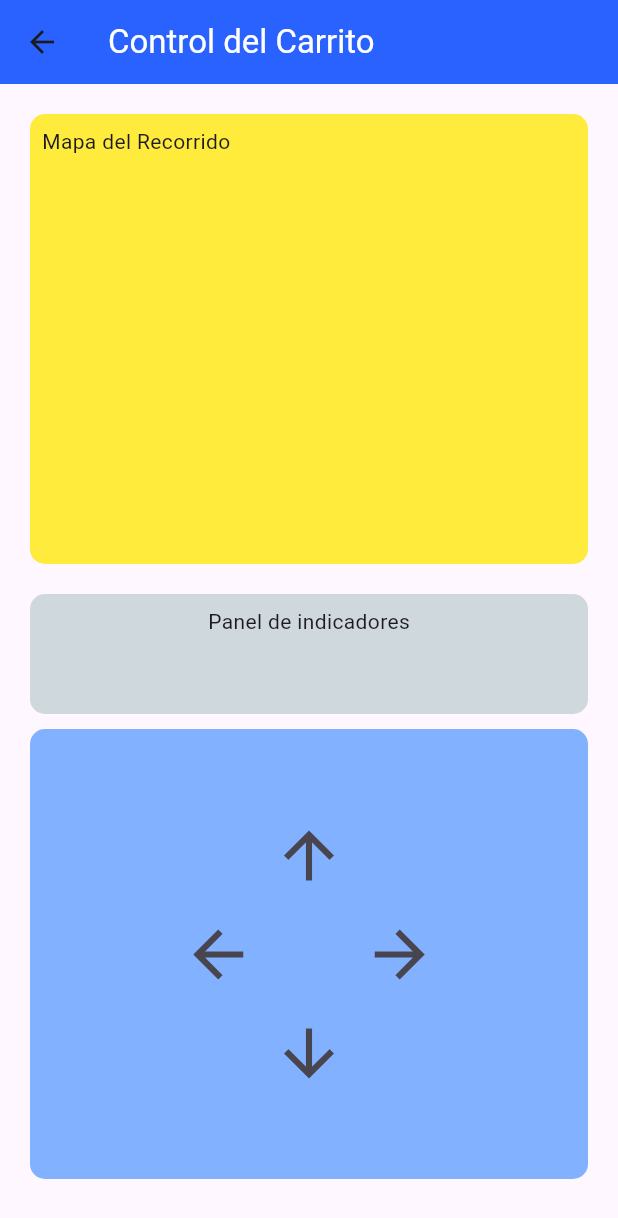
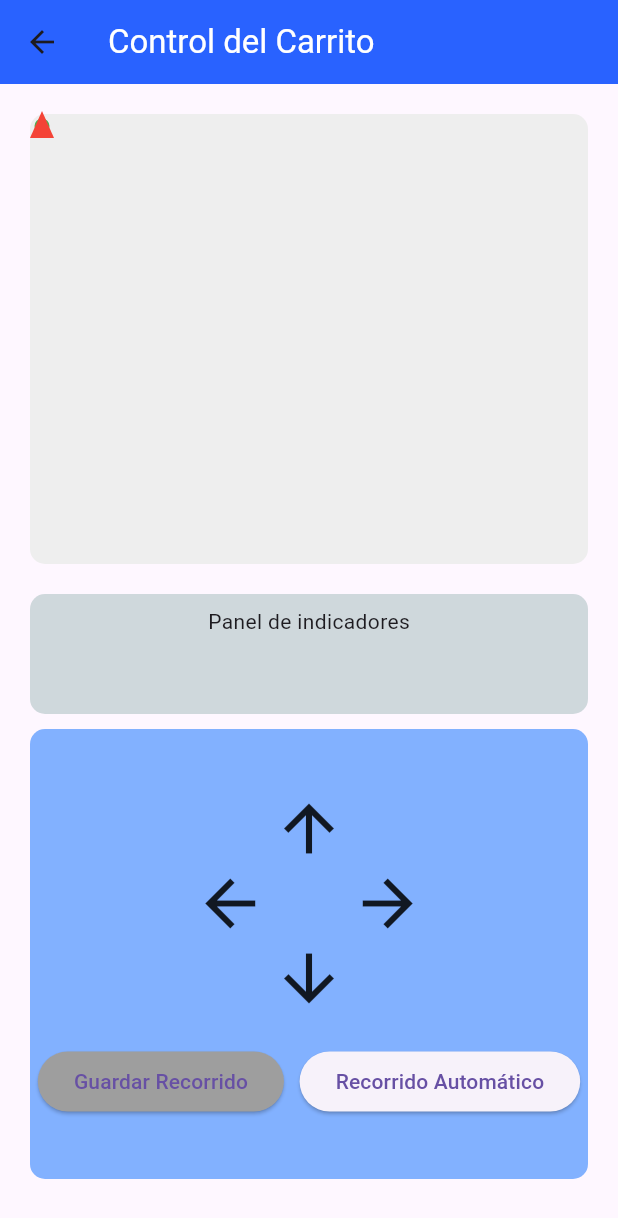
Before and after one commit to moises664/Tanari-App, a Flutter app: the ModoUgv screen opened directly, on a phone screen of 412 x 824 dp. Shown: the top 1218 px of the screen. Run offline on Flutter 3.47's test engine with Material 3 defaults, Android fonts, the light colour scheme and no system bars; our stand-ins replace device_info_plus, flutter_blue_plus, font_awesome_flutter, get, permission_handler; statements that could not run were skipped.

Commit message:
Se agrego el panel del Modo UGV.

```diff
--- a/lib/src/screens/menu/modos_operacion/modo_ugv.dart
+++ b/lib/src/screens/menu/modos_operacion/modo_ugv.dart
@@ -1,4 +1,6 @@
 import 'package:flutter/material.dart';
+import 'package:get/get.dart';
+import 'package:tanari_app/src/controllers/bluetooth/ble.controller.dart';
 
 class ModoUgv extends StatefulWidget {
   const ModoUgv({super.key});
@@ -8,14 +10,98 @@ class ModoUgv extends StatefulWidget {
 }
 
 class _ModoUgvState extends State<ModoUgv> {
+  final BleController bleController = Get.find<BleController>();
+  List<Offset> recorridoPoints = [Offset(0, 0)];
+  Offset currentPosition = Offset(0, 0);
+  double stepSize = 20.0;
+  bool isGuardandoRecorrido = false;
+
+  // Identificador del dispositivo UGV (deberías obtenerlo al conectar)
+  String? ugvDeviceId;
+
+  @override
+  void initState() {
+    super.initState();
+    // Simulación de la obtención del ID del UGV al conectar
+    // En una implementación real, esto se haría en el BleController y se pasaría aquí.
+    if (bleController.connectedDevices.isNotEmpty) {
+      ugvDeviceId = bleController.connectedDevices.keys.firstWhere(
+        (key) =>
+            bleController.connectedCharacteristics[key]?.uuid
+                .toString()
+                .toLowerCase() ==
+            BleController.characteristicUuidUGV,
+        orElse: () => '', // Retorna un String vacío en lugar de null
+      );
+    }
+    // Escuchar cambios en los dispositivos conectados para obtener el ID del UGV si aún no se tiene
+    ever(bleController.connectedDevices, (devices) {
+      if (ugvDeviceId == null && devices.isNotEmpty) {
+        ugvDeviceId = devices.keys.firstWhere(
+          (key) =>
+              bleController.connectedCharacteristics[key]?.uuid
+                  .toString()
+                  .toLowerCase() ==
+              BleController.characteristicUuidUGV,
+          orElse: () => '', // Retorna un String vacío en lugar de null
+        );
+      }
+    });
+  }
+
+  void _updatePosition(String direction) {
+    setState(() {
+      Offset lastPosition = recorridoPoints.last;
+      switch (direction) {
+        case 'F':
+          currentPosition = Offset(lastPosition.dx, lastPosition.dy - stepSize);
+          break;
+        case 'B':
+          currentPosition = Offset(lastPosition.dx, lastPosition.dy + stepSize);
+          break;
+        case 'L':
+          currentPosition = Offset(lastPosition.dx - stepSize, lastPosition.dy);
+          break;
+        case 'R':
+          currentPosition = Offset(lastPosition.dx + stepSize, lastPosition.dy);
+          break;
+      }
+      recorridoPoints.add(currentPosition);
+    });
+  }
+
+  void _enviarComando(String comando) {
+    if (ugvDeviceId != null && bleController.isDeviceConnected(ugvDeviceId!)) {
+      bleController.sendData(ugvDeviceId!, comando);
+      if (isGuardandoRecorrido &&
+          comando != 'S' &&
+          comando != 'G' &&
+          comando != 'N' &&
+          comando != 'A') {
+        _updatePosition(comando);
+      }
+    } else {
+      Get.snackbar("Advertencia", "No se ha conectado al UGV.");
+    }
+  }
+
+  void _toggleGuardarRecorrido() {
+    setState(() {
+      isGuardandoRecorrido = !isGuardandoRecorrido;
+      _enviarComando(isGuardandoRecorrido ? 'G' : 'N');
+    });
+  }
+
+  void _enviarAutomatico() {
+    _enviarComando('A');
+  }
+
   @override
   Widget build(BuildContext context) {
     return Scaffold(
       appBar: AppBar(
-        title: Text(
-          "Control del Carrito",
-          style: TextStyle(color: Colors.white),
-        ),
+        title:
+            Text("Control del Carrito", style: TextStyle(color: Colors.white)),
         backgroundColor: Colors.blueAccent.shade700,
       ),
       body: Column(
@@ -26,13 +112,17 @@ class _ModoUgvState extends State<ModoUgv> {
             height: 300,
             width: double.infinity,
             decoration: BoxDecoration(
-                color: Colors.yellow, borderRadius: BorderRadius.circular(10)),
+                color: Colors.grey.shade200,
+                borderRadius: BorderRadius.circular(10)),
             child: Padding(
               padding: const EdgeInsets.all(8.0),
-              child: Text('Mapa del Recorrido'),
+              child: CustomPaint(
+                painter: RecorridoPainter(recorridoPoints, currentPosition),
+                size: Size.infinite,
               ),
             ),
-          //indicadores
+          ),
+          // Indicadores
           Container(
             margin: EdgeInsets.only(left: 20, right: 20, bottom: 10),
             height: 80,
@@ -47,7 +137,8 @@ class _ModoUgvState extends State<ModoUgv> {
                   Text('Panel de indicadores'),
                   Row(),
                 ],
-                )),
+              ),
+            ),
           ),
           // Control
           Container(
@@ -60,27 +151,55 @@ class _ModoUgvState extends State<ModoUgv> {
               child: Column(
                 mainAxisAlignment: MainAxisAlignment.center,
                 children: [
-                  IconButton(
-                    icon: Icon(Icons.arrow_upward, size: 50),
-                    onPressed: () => ("adelante"),
+                  GestureDetector(
+                    onTapDown: (_) => _enviarComando('F'),
+                    onTapUp: (_) => _enviarComando('S'),
+                    onTapCancel: () => _enviarComando('S'),
+                    child: Icon(Icons.arrow_upward, size: 50),
                   ),
                   Row(
                     mainAxisAlignment: MainAxisAlignment.center,
                     children: [
-                      IconButton(
-                        icon: Icon(Icons.arrow_back, size: 50),
-                        onPressed: () => ("izquierda"),
+                      GestureDetector(
+                        onTapDown: (_) => _enviarComando('L'),
+                        onTapUp: (_) => _enviarComando('S'),
+                        onTapCancel: () => _enviarComando('S'),
+                        child: Icon(Icons.arrow_back, size: 50),
                       ),
                       SizedBox(width: 55),
-                      IconButton(
-                        icon: Icon(Icons.arrow_forward, size: 50),
-                        onPressed: () => ("derecha"),
+                      GestureDetector(
+                        onTapDown: (_) => _enviarComando('R'),
+                        onTapUp: (_) => _enviarComando('S'),
+                        onTapCancel: () => _enviarComando('S'),
+                        child: Icon(Icons.arrow_forward, size: 50),
                       ),
                     ],
                   ),
-                  IconButton(
-                    icon: Icon(Icons.arrow_downward, size: 50),
-                    onPressed: () => ("atras"),
+                  GestureDetector(
+                    onTapDown: (_) => _enviarComando('B'),
+                    onTapUp: (_) => _enviarComando('S'),
+                    onTapCancel: () => _enviarComando('S'),
+                    child: Icon(Icons.arrow_downward, size: 50),
+                  ),
+                  SizedBox(height: 20),
+                  Row(
+                    mainAxisAlignment: MainAxisAlignment.spaceAround,
+                    children: [
+                      ElevatedButton(
+                        onPressed: _toggleGuardarRecorrido,
+                        style: ElevatedButton.styleFrom(
+                          backgroundColor:
+                              isGuardandoRecorrido ? Colors.red : Colors.grey,
+                        ),
+                        child: Text(isGuardandoRecorrido
+                            ? 'Detener Guardado'
+                            : 'Guardar Recorrido'),
+                      ),
+                      ElevatedButton(
+                        onPressed: _enviarAutomatico,
+                        child: Text('Recorrido Automático'),
+                      ),
+                    ],
                   ),
                 ],
               ),
@@ -91,3 +210,40 @@ class _ModoUgvState extends State<ModoUgv> {
     );
   }
 }
+
+class RecorridoPainter extends CustomPainter {
+  final List<Offset> points;
+  final Offset currentPos;
+
+  RecorridoPainter(this.points, this.currentPos);
+
+  @override
+  void paint(Canvas canvas, Size size) {
+    var paint = Paint()
+      ..color = Colors.blue
+      ..strokeWidth = 2
+      ..strokeCap = StrokeCap.round;
+
+    // Dibujar el recorrido
+    for (int i = 0; i < points.length - 1; i++) {
+      canvas.drawLine(points[i], points[i + 1], paint);
+    }
+
+    // Dibujar el punto de inicio
+    canvas.drawCircle(points.first, 5, Paint()..color = Colors.green);
+
+    // Dibujar la posición actual del carrito
+    var carPaint = Paint()..color = Colors.red;
+    Path path = Path();
+    path.moveTo(currentPos.dx, currentPos.dy - 10); // Parte superior
+    path.lineTo(currentPos.dx + 8, currentPos.dy + 8); // Derecha
+    path.lineTo(currentPos.dx - 8, currentPos.dy + 8); // Izquierda
+    path.close();
+    canvas.drawPath(path, carPaint);
+  }
+
+  @override
+  bool shouldRepaint(covariant CustomPainter oldDelegate) {
+    return true;
+  }
+}
```
Lines whose indentation alone changed are shown as unchanged.
